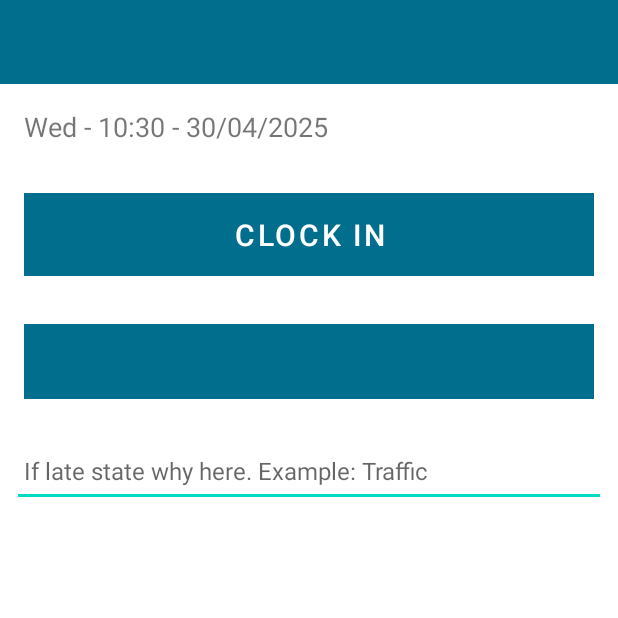
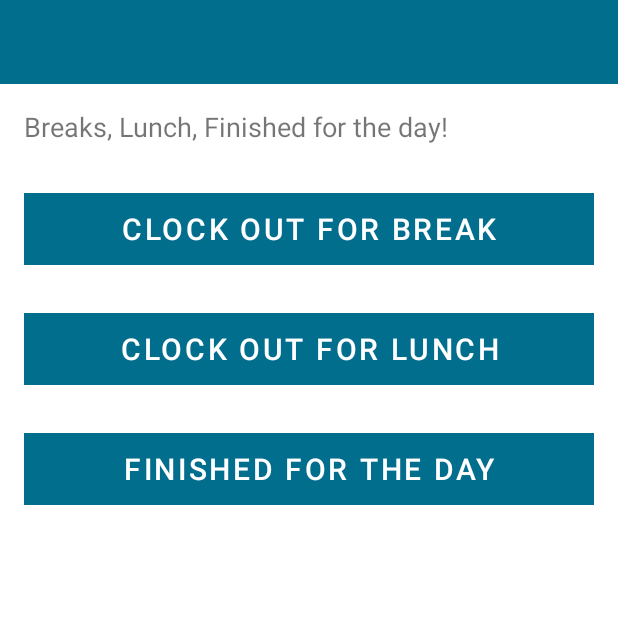
Before and after one commit to Shau6056/ClockIn, an Android app: the screen it shows after launch (ClockInActivity before the commit, ClockOutActivity after it), after a tap on "CLOCK IN", on a phone screen of 412 x 824 dp, the top half of it. Run offline under Robolectric (Android 15) with nearby library versions, the phone set to English and light mode, and no system bars; our stand-ins replace Timber; libraries missing offline, so code that uses them is left out: com.github.ajalt.timberkt, timber.log; 2 statements that could not run were skipped.

Commit message:
Updated with new clock out activity

```diff
--- a/app/src/main/AndroidManifest.xml
+++ b/app/src/main/AndroidManifest.xml
@@ -30,10 +30,11 @@
             android:exported="true">
             <intent-filter>
                 <action android:name="android.intent.action.MAIN" />
-
                 <category android:name="android.intent.category.LAUNCHER" />
             </intent-filter>
         </activity>
+
+        <activity android:name="ie.setu.clockIn.activities.ClockOutActivity" />
     </application>
 
 </manifest>
--- a/app/src/main/java/ie/setu/clockIn/activities/ClockInActivity.kt
+++ b/app/src/main/java/ie/setu/clockIn/activities/ClockInActivity.kt
@@ -1,8 +1,8 @@
 package ie.setu.clockIn.activities
-
 import android.content.Context
 import android.content.Intent
 import android.content.pm.PackageManager
+import android.content.pm.PackageManager.PERMISSION_GRANTED
 import android.location.Geocoder
 import android.location.Location
 import android.os.Bundle
@@ -16,6 +16,7 @@ import com.google.android.gms.location.FusedLocationProviderClient
 import com.google.android.gms.location.LocationServices
 import com.google.android.material.snackbar.Snackbar
 import ie.setu.clockIn.models.ClockInModel
+import android.Manifest
 import ie.setu.clockinsystem.R
 import ie.setu.clockinsystem.databinding.ActivityClockinBinding
 import kotlinx.datetime.Clock
@@ -32,6 +33,7 @@ class ClockInActivity : AppCompatActivity() {
     private val clockInList = mutableListOf<ClockInModel>()
     private lateinit var mapIntentLauncher: ActivityResultLauncher<Intent>
     private lateinit var location: FusedLocationProviderClient
+
     companion object {
         const val REQUESTCODE = 1001
     }
@@ -44,12 +46,17 @@ class ClockInActivity : AppCompatActivity() {
         setContentView(binding.root)
         displayCurrentTimeDate()
         registerMapCallback()
+        checkPermissions()
+
 
         Timber.i { "Logging message" }
 
         binding.btnAdd.setOnClickListener()
         {
             var capturedTime = displayCurrentTimeDate()
+            val intent = Intent(this, ClockOutActivity::class.java)
+            startActivity(intent)
+
             val descriptionInput = binding.description.text.toString().takeIf { it.isNotBlank() }
 
             getUserLocationReadable(this) { area ->
@@ -72,7 +79,11 @@ class ClockInActivity : AppCompatActivity() {
                         Timber.i { " [$index] → $item" }
                     }
 
-                Snackbar.make(binding.root, "Clocked in at $capturedTime", Snackbar.LENGTH_SHORT)
+                    Snackbar.make(
+                        binding.root,
+                        "Clocked in at $capturedTime",
+                        Snackbar.LENGTH_SHORT
+                    )
                         .show()
                     Toast.makeText(this, "CLICK WORKED", Toast.LENGTH_SHORT).show()
                     println("Array contents: $clockInList")
@@ -104,76 +115,92 @@ class ClockInActivity : AppCompatActivity() {
     //Before accessing the location this is checking and requesting the permissions
     private fun locationPermission(onLocationReady: (String) -> Unit) {
         val permissions = arrayOf(
-            android.Manifest.permission.ACCESS_FINE_LOCATION,
-            android.Manifest.permission.ACCESS_COARSE_LOCATION
+            Manifest.permission.ACCESS_FINE_LOCATION,
+            Manifest.permission.ACCESS_COARSE_LOCATION
         )
         ActivityCompat.requestPermissions(this, permissions, REQUESTCODE)
     }
+    // context: Context is an Android obj that gives access to the system serves in this case location
+    // We are passing the context this into the fuction so it know the context to use
+    // The onLocationReady parameter is a Kotlin lambda callback - when the location is ready
+    //We fetch the data for the current location and then return it as string
+    // And the string is then passed into the variable called area.
+    private fun getUserLocationReadable(context: Context, onLocationReady: (String) -> Unit) {
 
-    //context : Context is an android obj it gives access to the location systems that I need we are passing
-    //this into the getUserLocationReadable Then the onLocation is using a lambda callback -> defined by Kotlin
-    //This means that we are getting the location and when the location is ready it will be a string
-    //Therefor when it is called below in area the string is a
-    private fun getUserLocationReadable(context: Context, onLocationReady: (String) -> Unit){
-        val permissions = arrayOf(
-            android.Manifest.permission.ACCESS_FINE_LOCATION,
-            android.Manifest.permission.ACCESS_COARSE_LOCATION
-        )
-        val fusedLocationClient : FusedLocationProviderClient = LocationServices.getFusedLocationProviderClient(context)
+        val fusedLocationClient: FusedLocationProviderClient =
+            LocationServices.getFusedLocationProviderClient(context)
 
         //if the permissions are granted or not
-        if (ActivityCompat.checkSelfPermission(context, android.Manifest.permission.ACCESS_FINE_LOCATION) != PackageManager.PERMISSION_GRANTED &&
-            ActivityCompat.checkSelfPermission(context, android.Manifest.permission.ACCESS_COARSE_LOCATION) != PackageManager.PERMISSION_GRANTED) {
+        if (ActivityCompat.checkSelfPermission(
+                context,
+                Manifest.permission.ACCESS_FINE_LOCATION
+            ) != PERMISSION_GRANTED &&
+            ActivityCompat.checkSelfPermission(
+                context,
+                Manifest.permission.ACCESS_COARSE_LOCATION
+            ) != PERMISSION_GRANTED
+        ) {
 
             onLocationReady("Permission not granted")
             return
         }
 
         fusedLocationClient.lastLocation.addOnSuccessListener { location: Location? ->
-            if(location !=null)
-            {
+            if (location != null) {
                 val getGeo = Geocoder(context, Locale.getDefault())
-                try{
-                    val addressStored = getGeo.getFromLocation(location.latitude, location.longitude, 1)
-                    if(!addressStored.isNullOrEmpty()){
+                try {
+                    val addressStored =
+                        getGeo.getFromLocation(location.latitude, location.longitude, 1)
+                    if (!addressStored.isNullOrEmpty()) {
                         val address = addressStored[0].getAddressLine(0)
-                        Timber.i {"Address found: $address"}
+                        Timber.i { "Address found: $address" }
                         onLocationReady(address)
-                    }else{
+                    } else {
                         onLocationReady("Location is unavailable at this moment")
 
                     }
-                }catch (e: Exception)
-                {
-                    Timber.e{"It failed"}
+                } catch (e: Exception) {
+                    Timber.e { "It failed" }
                     onLocationReady("Failed :${e.message}")
                 }
             }
         }
     }
-
+    //
     override fun onRequestPermissionsResult(
         requestCode: Int,
         permissions: Array<out String>,
         grantResults: IntArray
     ) {
         super.onRequestPermissionsResult(requestCode, permissions, grantResults)
-        if(requestCode == REQUESTCODE){
-            if(grantResults.isNotEmpty() && grantResults.all { it == PackageManager.PERMISSION_GRANTED })
-            Timber.i {"Location granted"}
+        if (requestCode == REQUESTCODE) {
+            if (grantResults.isNotEmpty() && grantResults.all { it == PERMISSION_GRANTED }) {
+                Timber.i { "Location granted" }
 
-            getUserLocationReadable(this){
-                area->
-                Timber.i{" Location is: $area"}
+                getUserLocationReadable(this) { area ->
+                    Timber.i { " Location is: $area" }
                 }
-        }else{
-            Timber.w{"Location issue permission IS DENIED ********* DID NOT WORK"}
+            } else {
+                Timber.w { "Location issue permission IS DENIED ********* DID NOT WORK" }
                 Toast.makeText(this, "Location was not found", Toast.LENGTH_SHORT).show()
             }
         }
+    }
 
+    private fun checkPermissions() {
+        val permissionsGranted = ActivityCompat.checkSelfPermission(this, Manifest.permission.ACCESS_FINE_LOCATION) == PERMISSION_GRANTED
 
-
-
-
+        if (!permissionsGranted) {
+            ActivityCompat.requestPermissions(
+                this, arrayOf(
+                    Manifest.permission.ACCESS_FINE_LOCATION,
+                    Manifest.permission.ACCESS_COARSE_LOCATION
+                ), REQUESTCODE
+            )
+        } else {
+            getUserLocationReadable(this) { area ->
+                Timber.i { "Location at launch: $area" }
             }
+        }
+    }
+}
--- /dev/null
+++ b/app/src/main/java/ie/setu/clockIn/activities/ClockOutActivity.kt
@@ -0,0 +1,108 @@
+package ie.setu.clockIn.activities
+import android.content.Intent
+import android.os.Bundle
+import android.view.View
+import android.widget.Toast
+import androidx.appcompat.app.AppCompatActivity
+import android.widget.Button
+import android.widget.TextView
+import com.github.ajalt.timberkt.Timber
+import ie.setu.clockIn.models.ClockLogModel
+import ie.setu.clockinsystem.R
+import java.text.SimpleDateFormat
+import java.util.Date
+import java.util.Locale
+
+
+//We have our class called ClockOutActivity which inherits from the AppCompatActivity our parent class in this instance
+//AppCompatActivity settings up the screen, manages layout and handles the activity
+class ClockOutActivity: AppCompatActivity() {
+
+    val clockLog = mutableListOf<ClockLogModel>()
+
+    //The onCreate is the first thing that Android will run when the screen opens
+    override fun onCreate(savedInstanceState: Bundle?) {
+        //Calling the super.onCreate prevent crashing and proper set up //so we are running the android built in setup before I apply the
+        //below logic
+        super.onCreate(savedInstanceState)
+        //Connecting activity to the activity_clock_out.xml file
+        //The setContentView is from the Activity class which the AppCompatActivity inherits from
+        //R -> Res -> Resource file.layout(folder) get the activity_clockout this is what we are accessing
+        setContentView(R.layout.activity_clockout)
+        //Getting the buttons and there ids in the buttons in the res.layout folder
+        val btnBreak = findViewById<Button>(R.id.btnBreak)
+        val btnLunch = findViewById<Button>(R.id.btnLunch)
+        val btnFinish = findViewById<Button>(R.id.btnFinish)
+        val btnReturn = findViewById<Button>(R.id.btnReturn)
+        val message = findViewById<TextView>(R.id.statusText)
+        var currentClockType: String = ""
+        var clockStartTime: Long? = null
+
+        //Now we are giving the user the click listener for the buttons
+        btnBreak.setOnClickListener {
+            currentClockType = "Break"
+            clockStartTime = System.currentTimeMillis()//store the break time
+            val getCurrent = SimpleDateFormat("HH:mm", Locale.getDefault()).format(Date(clockStartTime!!))
+
+            message.text = "You started your break at $getCurrent"
+            Toast.makeText(this, "You are now on Break", Toast.LENGTH_SHORT).show()
+            message.visibility = View.VISIBLE
+            btnBreak.visibility = View.GONE
+            btnLunch.visibility = View.GONE
+            btnFinish.visibility = View.GONE
+            btnReturn.visibility = View.VISIBLE
+        }
+
+        btnReturn.setOnClickListener{
+            val breakEnd = System.currentTimeMillis()
+            if(clockStartTime != null){
+                val getTimeWorked = breakEnd-clockStartTime!!
+                val workedMin = (getTimeWorked/1000)/ 60
+
+                val loggedTimes = ClockLogModel(
+                    type = currentClockType,
+                    startime = clockStartTime!!,
+                    endTime = breakEnd,
+                    durationMin = workedMin
+                )
+
+                clockLog.add(loggedTimes)
+                Timber.i { "User returned from $currentClockType, gone for $workedMin minutes" }
+                Toast.makeText(this, "You were gone for $workedMin", Toast.LENGTH_LONG).show()
+
+            }
+            else{
+                Toast.makeText(this, "Break time NOT recorded ", Toast.LENGTH_SHORT).show()
+            }
+
+            btnReturn.visibility = View.GONE
+            message.visibility = View.GONE
+            btnBreak.visibility = View.VISIBLE
+            btnLunch.visibility = View.VISIBLE
+            btnFinish.visibility = View.VISIBLE
+        }
+
+        btnLunch.setOnClickListener{
+            currentClockType = "Lunch"
+            clockStartTime = System.currentTimeMillis()
+
+            val getCurrent = SimpleDateFormat("HH:mm", Locale.getDefault()).format(Date(clockStartTime!!))
+
+            message.text = "You started your Lunch at $getCurrent"
+
+            Toast.makeText(this, "You are now on Lunch", Toast.LENGTH_SHORT).show()
+
+            message.visibility = View.VISIBLE
+            btnBreak.visibility = View.GONE
+            btnLunch.visibility = View.GONE
+            btnFinish.visibility = View.GONE
+            btnReturn.visibility = View.VISIBLE
+        }
+        btnFinish.setOnClickListener{
+            Toast.makeText(this, "You are now on Finished! Yay!", Toast.LENGTH_SHORT).show()
+        }
+
+
+    }
+
+}
--- a/app/src/main/res/layout/activity_clockin.xml
+++ b/app/src/main/res/layout/activity_clockin.xml
@@ -64,16 +64,6 @@
                 android:textColor="@android:color/white"
                 android:textSize="20sp" />
 
-                <Button
-                    android:layout_width="match_parent"
-                    android:layout_height="wrap_content"
-                    android:layout_margin="16dp"
-                    android:background="@color/colorAccent"
-                    android:padding="8dp"
-                    android:stateListAnimator="@null"
-                    android:textColor="@color/colorPrimary"
-                    android:textSize="16sp"/>
-
                 <EditText
                     android:id="@+id/description"
                     android:layout_width="match_parent"
--- /dev/null
+++ b/app/src/main/res/layout/activity_clockout.xml
@@ -0,0 +1,113 @@
+<?xml version="1.0" encoding="utf-8"?>
+<androidx.constraintlayout.widget.ConstraintLayout
+    xmlns:android="http://schemas.android.com/apk/res/android"
+    xmlns:app="http://schemas.android.com/apk/res-auto"
+    xmlns:tools="http://schemas.android.com/tools"
+    android:layout_width="match_parent"
+    android:layout_height="match_parent"
+    tools:context="ie.setu.clockIn.activities.ClockOutActivity">
+
+    <RelativeLayout
+        android:layout_width="match_parent"
+        android:layout_height="wrap_content"
+        app:layout_constraintBottom_toBottomOf="parent"
+        app:layout_constraintTop_toTopOf="parent">
+
+        <com.google.android.material.appbar.AppBarLayout
+            android:id="@+id/appBarLayout"
+            android:layout_width="match_parent"
+            android:layout_height="wrap_content"
+            android:background="@color/colorAccent"
+            android:fitsSystemWindows="true"
+            app:elevation="0dip"
+            app:theme="@style/ThemeOverlay.AppCompat.Dark.ActionBar">
+
+            <androidx.appcompat.widget.Toolbar
+                android:id="@+id/toolbarAdd"
+                android:layout_width="match_parent"
+                android:layout_height="wrap_content"
+                app:titleTextColor="@color/colorPrimary" />
+        </com.google.android.material.appbar.AppBarLayout>
+
+        <ScrollView
+            android:layout_width="match_parent"
+            android:layout_height="match_parent"
+            android:layout_below="@id/appBarLayout"
+            android:fillViewport="true">
+
+            <LinearLayout
+                android:layout_width="match_parent"
+                android:layout_height="wrap_content"
+                android:orientation="vertical">
+
+                <TextView
+                    android:id="@+id/textDateTime"
+                    android:layout_width="wrap_content"
+                    android:layout_height="wrap_content"
+                    android:padding="16dp"
+                    android:text="Breaks, Lunch, Finished for the day!"
+                    android:textSize="18sp"
+                    app:layout_constraintEnd_toEndOf="parent"
+                    app:layout_constraintStart_toStartOf="parent"
+                    app:layout_constraintTop_toTopOf="parent" />
+
+                <Button
+                    android:id="@+id/btnBreak"
+                    android:layout_width="match_parent"
+                    android:layout_height="wrap_content"
+                    android:layout_margin="16dp"
+                    android:background="@color/colorAccent"
+                    android:padding="4dp"
+                    android:stateListAnimator="@null"
+                    android:text="Clock out for break"
+                    android:textColor="@android:color/white"
+                    android:textSize="20sp"
+                    android:visibility="visible" />
+                <Button
+                    android:id="@+id/btnLunch"
+                    android:layout_width="match_parent"
+                    android:layout_height="wrap_content"
+                    android:layout_margin="16dp"
+                    android:background="@color/colorAccent"
+                    android:padding="4dp"
+                    android:stateListAnimator="@null"
+                    android:text="Clock out for lunch"
+                    android:textColor="@android:color/white"
+                    android:textSize="20sp"
+                    android:visibility="visible" />
+                <Button
+                    android:id="@+id/btnFinish"
+                    android:layout_width="match_parent"
+                    android:layout_height="wrap_content"
+                    android:layout_margin="16dp"
+                    android:background="#6B3CBD"
+                    android:padding="4dp"
+                    android:stateListAnimator="@null"
+                    android:text="Finished for the day"
+                    android:textColor="@android:color/white"
+                    android:textSize="20sp"
+                    android:visibility="visible" />
+
+                <TextView
+                    android:id="@+id/statusText"
+                    android:layout_width="wrap_content"
+                    android:layout_height="wrap_content"
+                    android:text=""
+                    android:textSize="18sp"
+                    android:visibility="gone"
+                    android:layout_marginTop="24dp" />
+
+                <Button
+                    android:id="@+id/btnReturn"
+                    android:layout_width="match_parent"
+                    android:layout_height="wrap_content"
+                    android:text="Back from Break"
+                    android:visibility="gone"
+                    android:layout_marginTop="16dp" />
+
+
+            </LinearLayout>
+        </ScrollView>
+    </RelativeLayout>
+
+</androidx.constraintlayout.widget.ConstraintLayout>
```
Also changed, not shown: app/src/main/java/ie/setu/clockIn/models/ClockLogModel.kt (added, +13 -0 lines). Lines whose indentation alone changed are shown as unchanged.
